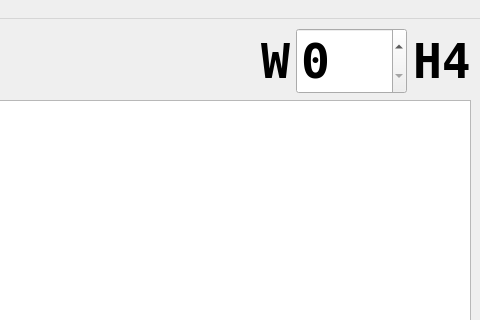
navrit/dexter, file python/wafer/WaferProbingUI.ui: the form before one commit; both pictures show x 641 to 1121 and y 0 to 320 of the 1121 by 790 pixel window.
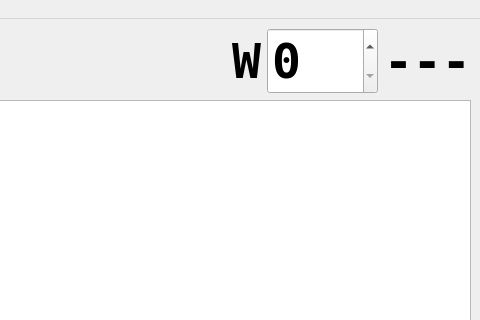
The form after the commit. Icons and pictures are not drawn.

Commit message: [python] wafer probing dev

```diff
--- a/python/wafer/WaferProbingUI.ui
+++ b/python/wafer/WaferProbingUI.ui
@@ -275,7 +275,7 @@
          </font>
         </property>
         <property name="text">
-         <string>H4</string>
+         <string>---</string>
         </property>
         <property name="alignment">
          <set>Qt::AlignLeading|Qt::AlignLeft|Qt::AlignVCenter</set>
```
The commit also changes 1 other file.
